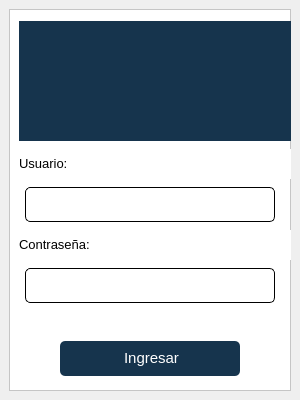
First picture: the form in app/ui/login.ui, repository AlejaRosero/TUA-ACTUALIZADO, before the edit.
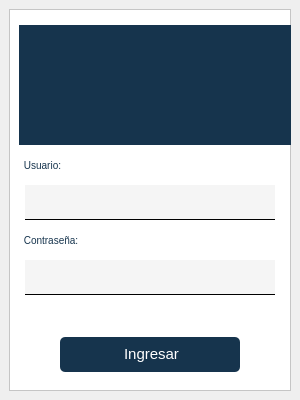
Second picture: the form after the edit. Icons and pictures are not drawn.

```diff
--- a/app/ui/login.ui
+++ b/app/ui/login.ui
@@ -84,28 +84,33 @@
          </property>
         </widget>
        </item>
-       <item alignment="Qt::AlignHCenter">
-        <widget class="QLabel" name="label_5">
-         <property name="sizePolicy">
-          <sizepolicy hsizetype="Fixed" vsizetype="Fixed">
-           <horstretch>0</horstretch>
-           <verstretch>0</verstretch>
-          </sizepolicy>
-         </property>
-         <property name="minimumSize">
-          <size>
-           <width>300</width>
-           <height>30</height>
-          </size>
-         </property>
-         <property name="maximumSize">
-          <size>
-           <width>16777215</width>
-           <height>30</height>
-          </size>
+       <item>
+        <widget class="QToolButton" name="toolButton">
+         <property name="styleSheet">
+          <string notr="true">QToolButton {
+    border: none; /* Sin bordes */
+    background-color: rgb(255, 255, 255); /* Fondo blanco */
+    color: rgb(22, 52, 77); /* Texto en color azul oscuro */
+    font: 10px; /* Tamaño de fuente */
+    cursor: not-allowed; /* Cambiar el cursor a uno que indique que no se puede interactuar */
+}
+
+QToolButton:disabled {
+    background-color: rgb(255, 255, 255); /* Fondo blanco cuando está deshabilitado */
+    color: rgb(22, 52, 77); /* Texto en el mismo color */
+    cursor: not-allowed; /* Cursor para indicar que no se puede hacer nada */
+}
+</string>
          </property>
          <property name="text">
-          <string>&lt;html&gt;&lt;head/&gt;&lt;body&gt;&lt;p&gt;&lt;span style=&quot; font-size:10pt;&quot;&gt;Usuario:&lt;/span&gt;&lt;/p&gt;&lt;/body&gt;&lt;/html&gt;</string>
+          <string>Usuario:</string>
+         </property>
+         <property name="icon">
+          <iconset>
+           <normaloff>../../assets/iconos/user.png</normaloff>../../assets/iconos/user.png</iconset>
+         </property>
+         <property name="toolButtonStyle">
+          <enum>Qt::ToolButtonTextBesideIcon</enum>
          </property>
         </widget>
        </item>
@@ -131,18 +136,21 @@
          </property>
          <property name="styleSheet">
           <string notr="true">QLineEdit {
-	background-color: rgb(241, 241, 241);
-	background-color: rgb(238, 255, 251);
-    background-color: white; /* Fondo blanco */
-    border: 0.5px solid #000000; /* Borde del color especificado */
-    border-radius: 5px; /* Bordes redondeados */
+
+    background-color: #f5f5f5; /* Gris más claro cuando se escribe */
+    border: none; /* Sin bordes generales */
+    border-bottom: 1px solid #000000; /* Solo borde inferior inicial */
+    border-radius: 0px; /* Sin bordes redondeados */
     padding: 5px; /* Espaciado interno */
-	font: 10px;
+    font: 10px;
 }
+
+/* Al pasar el mouse, se agregan los bordes izquierdo y derecho */
 QLineEdit:hover {
     border: 1.5px solid  #1A4567; /* Bordes más azules cuando el mouse pasa sobre el QLineEdit */
 }
 
+/* Al hacer clic (foco), se mantiene igual que el hover */
 QLineEdit:focus {
     border:1.5px solid  #1A4567;; /* Borde más azul cuando el QLineEdit tiene foco */
     background-color: #f1f1f1; /* Fondo gris claro cuando tiene foco */
@@ -155,28 +163,33 @@
          </property>
         </widget>
        </item>
-       <item alignment="Qt::AlignHCenter">
-        <widget class="QLabel" name="label_3">
-         <property name="sizePolicy">
-          <sizepolicy hsizetype="Fixed" vsizetype="Fixed">
-           <horstretch>0</horstretch>
-           <verstretch>0</verstretch>
-          </sizepolicy>
-         </property>
-         <property name="minimumSize">
-          <size>
-           <width>300</width>
-           <height>30</height>
-          </size>
-         </property>
-         <property name="maximumSize">
-          <size>
-           <width>16777215</width>
-           <height>30</height>
-          </size>
+       <item>
+        <widget class="QToolButton" name="toolButton_2">
+         <property name="styleSheet">
+          <string notr="true">QToolButton {
+    border: none; /* Sin bordes */
+    background-color: rgb(255, 255, 255); /* Fondo blanco */
+    color: rgb(22, 52, 77); /* Texto en color azul oscuro */
+    font: 10px; /* Tamaño de fuente */
+    cursor: not-allowed; /* Cambiar el cursor a uno que indique que no se puede interactuar */
+}
+
+QToolButton:disabled {
+    background-color: rgb(255, 255, 255); /* Fondo blanco cuando está deshabilitado */
+    color: rgb(22, 52, 77); /* Texto en el mismo color */
+    cursor: not-allowed; /* Cursor para indicar que no se puede hacer nada */
+}
+</string>
          </property>
          <property name="text">
-          <string>&lt;html&gt;&lt;head/&gt;&lt;body&gt;&lt;p&gt;&lt;span style=&quot; font-size:10pt;&quot;&gt;Contraseña:&lt;/span&gt;&lt;/p&gt;&lt;/body&gt;&lt;/html&gt;</string>
+          <string>Contraseña:</string>
+         </property>
+         <property name="icon">
+          <iconset>
+           <normaloff>../../assets/iconos/padlock.png</normaloff>../../assets/iconos/padlock.png</iconset>
+         </property>
+         <property name="toolButtonStyle">
+          <enum>Qt::ToolButtonTextBesideIcon</enum>
          </property>
         </widget>
        </item>
@@ -202,18 +215,21 @@
          </property>
          <property name="styleSheet">
           <string notr="true">QLineEdit {
-	background-color: rgb(241, 241, 241);
-	background-color: rgb(238, 255, 251);
-    background-color: white; /* Fondo blanco */
-    border: 0.5px solid #000000; /* Borde del color especificado */
-    border-radius: 5px; /* Bordes redondeados */
+
+    background-color: #f5f5f5; /* Gris más claro cuando se escribe */
+    border: none; /* Sin bordes generales */
+    border-bottom: 1px solid #000000; /* Solo borde inferior inicial */
+    border-radius: 0px; /* Sin bordes redondeados */
     padding: 5px; /* Espaciado interno */
-	font: 10px;
+    font: 10px;
 }
+
+/* Al pasar el mouse, se agregan los bordes izquierdo y derecho */
 QLineEdit:hover {
     border: 1.5px solid  #1A4567; /* Bordes más azules cuando el mouse pasa sobre el QLineEdit */
 }
 
+/* Al hacer clic (foco), se mantiene igual que el hover */
 QLineEdit:focus {
     border:1.5px solid  #1A4567;; /* Borde más azul cuando el QLineEdit tiene foco */
     background-color: #f1f1f1; /* Fondo gris claro cuando tiene foco */
```
Left out of the diff: 20 changed lines with no effect on the pictures.
